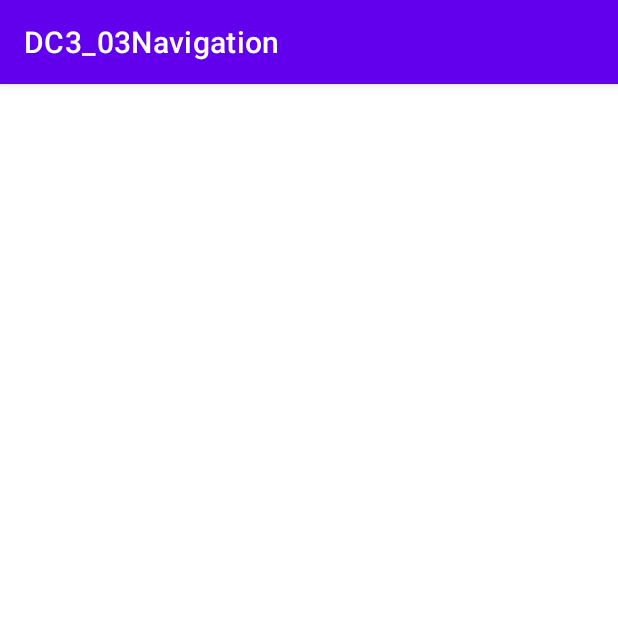
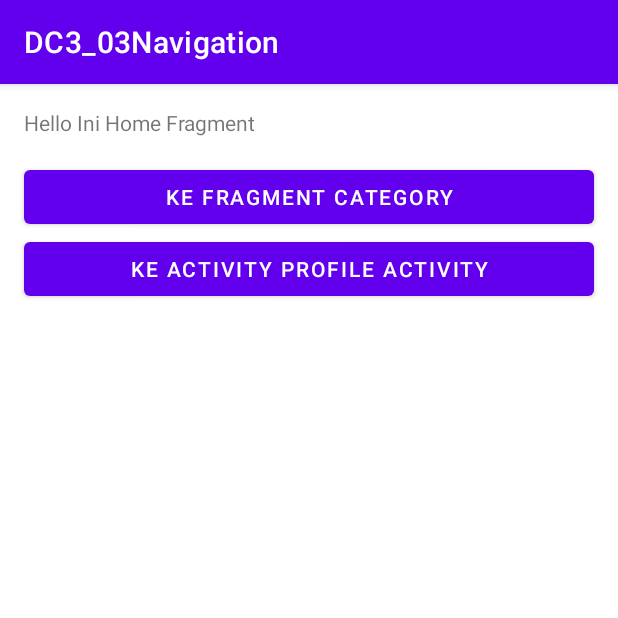
Before and after one commit to roynaldi19/DC3_03Navigation, an Android app: the screen it shows after launch (MainActivity), on a phone screen of 412 x 824 dp, the top half of it. Run offline under Robolectric (Android 15) with nearby library versions, the phone set to English and light mode, and no system bars.

Commit message:
add homeFragment

```diff
--- /dev/null
+++ b/app/src/main/java/com/roynaldi19/dc3_03navigation/HomeFragment.kt
@@ -0,0 +1,59 @@
+package com.roynaldi19.dc3_03navigation
+
+import android.os.Bundle
+import androidx.fragment.app.Fragment
+import android.view.LayoutInflater
+import android.view.View
+import android.view.ViewGroup
+
+// TODO: Rename parameter arguments, choose names that match
+// the fragment initialization parameters, e.g. ARG_ITEM_NUMBER
+private const val ARG_PARAM1 = "param1"
+private const val ARG_PARAM2 = "param2"
+
+/**
+ * A simple [Fragment] subclass.
+ * Use the [HomeFragment.newInstance] factory method to
+ * create an instance of this fragment.
+ */
+class HomeFragment : Fragment() {
+    // TODO: Rename and change types of parameters
+    private var param1: String? = null
+    private var param2: String? = null
+
+    override fun onCreate(savedInstanceState: Bundle?) {
+        super.onCreate(savedInstanceState)
+        arguments?.let {
+            param1 = it.getString(ARG_PARAM1)
+            param2 = it.getString(ARG_PARAM2)
+        }
+    }
+
+    override fun onCreateView(
+        inflater: LayoutInflater, container: ViewGroup?,
+        savedInstanceState: Bundle?
+    ): View? {
+        // Inflate the layout for this fragment
+        return inflater.inflate(R.layout.fragment_home, container, false)
+    }
+
+    companion object {
+        /**
+         * Use this factory method to create a new instance of
+         * this fragment using the provided parameters.
+         *
+         * @param param1 Parameter 1.
+         * @param param2 Parameter 2.
+         * @return A new instance of fragment HomeFragment.
+         */
+        // TODO: Rename and change types and number of parameters
+        @JvmStatic
+        fun newInstance(param1: String, param2: String) =
+            HomeFragment().apply {
+                arguments = Bundle().apply {
+                    putString(ARG_PARAM1, param1)
+                    putString(ARG_PARAM2, param2)
+                }
+            }
+    }
+}
--- a/app/src/main/res/layout/activity_main.xml
+++ b/app/src/main/res/layout/activity_main.xml
@@ -6,5 +6,12 @@
     android:layout_height="match_parent"
     tools:context=".MainActivity">
 
+    <fragment
+        android:id="@+id/container"
+        android:name="androidx.navigation.fragment.NavHostFragment"
+        android:layout_width="match_parent"
+        android:layout_height="match_parent"
+        app:defaultNavHost="true"
+        app:navGraph="@navigation/main_navigation" />
 
 </RelativeLayout>
--- /dev/null
+++ b/app/src/main/res/layout/fragment_home.xml
@@ -0,0 +1,27 @@
+<LinearLayout xmlns:android="http://schemas.android.com/apk/res/android"
+    xmlns:tools="http://schemas.android.com/tools"
+    android:layout_width="match_parent"
+    android:layout_height="match_parent"
+    android:orientation="vertical"
+    tools:context=".HomeFragment">
+
+    <TextView
+        android:layout_width="match_parent"
+        android:layout_height="wrap_content"
+        android:layout_margin="16dp"
+        android:text="@string/hello_home_fragment" />
+    <Button
+        android:id="@+id/btn_category"
+        android:layout_width="match_parent"
+        android:layout_height="wrap_content"
+        android:layout_marginLeft="16dp"
+        android:layout_marginRight="16dp"
+        android:text="@string/to_category" />
+    <Button
+        android:id="@+id/btn_profile"
+        android:layout_width="match_parent"
+        android:layout_height="wrap_content"
+        android:layout_marginLeft="16dp"
+        android:layout_marginRight="16dp"
+        android:text="@string/to_profile" />
+</LinearLayout>
--- /dev/null
+++ b/app/src/main/res/navigation/main_navigation.xml
@@ -0,0 +1,13 @@
+<?xml version="1.0" encoding="utf-8"?>
+<navigation xmlns:android="http://schemas.android.com/apk/res/android"
+    xmlns:app="http://schemas.android.com/apk/res-auto"
+    xmlns:tools="http://schemas.android.com/tools"
+    android:id="@+id/main_navigation"
+    app:startDestination="@id/homeFragment">
+
+    <fragment
+        android:id="@+id/homeFragment"
+        android:name="com.roynaldi19.dc3_03navigation.HomeFragment"
+        android:label="fragment_home"
+        tools:layout="@layout/fragment_home" />
+</navigation>
```
